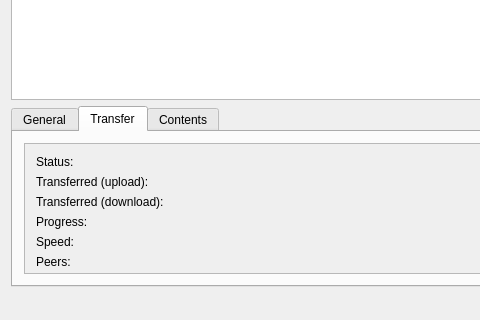
Old version of the form src/mainwindow.ui in the repository GekkoFyre/FyreDL; both pictures show x 0 to 480 and y 448 to 768 of the 1024 by 768 pixel window.
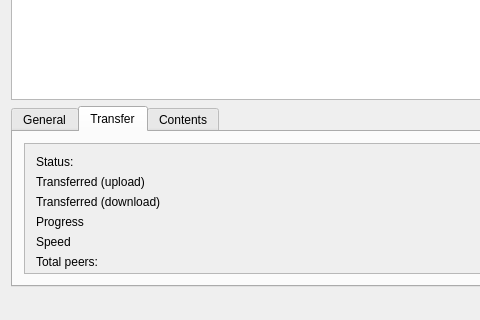
New version of the form. Icons and pictures are not drawn.

Commit message: * Minor changes to the main interface.

```diff
--- a/src/mainwindow.ui
+++ b/src/mainwindow.ui
@@ -275,7 +275,7 @@
                  <property name="geometry">
                   <rect>
                    <x>0</x>
-                   <y>0</y>
+                   <y>-140</y>
                    <width>962</width>
                    <height>289</height>
                   </rect>
@@ -293,35 +293,35 @@
                     <item row="1" column="0">
                      <widget class="QLabel" name="labelTransUpl">
                       <property name="text">
-                       <string>Transferred (upload): </string>
+                       <string>Transferred (upload)</string>
                       </property>
                      </widget>
                     </item>
                     <item row="2" column="0">
                      <widget class="QLabel" name="labelTransDl">
                       <property name="text">
-                       <string>Transferred (download): </string>
+                       <string>Transferred (download)</string>
                       </property>
                      </widget>
                     </item>
                     <item row="3" column="0">
                      <widget class="QLabel" name="labelProgress">
                       <property name="text">
-                       <string>Progress: </string>
+                       <string>Progress</string>
                       </property>
                      </widget>
                     </item>
                     <item row="4" column="0">
                      <widget class="QLabel" name="labelSpeed">
                       <property name="text">
-                       <string>Speed: </string>
+                       <string>Speed</string>
                       </property>
                      </widget>
                     </item>
                     <item row="5" column="0">
                      <widget class="QLabel" name="labelTotPeers">
                       <property name="text">
-                       <string>Peers: </string>
+                       <string>Total peers: </string>
                       </property>
                      </widget>
                     </item>
```
Left out of the diff: 108 changed lines with no effect on the pictures. The commit also changes 2 other files.
